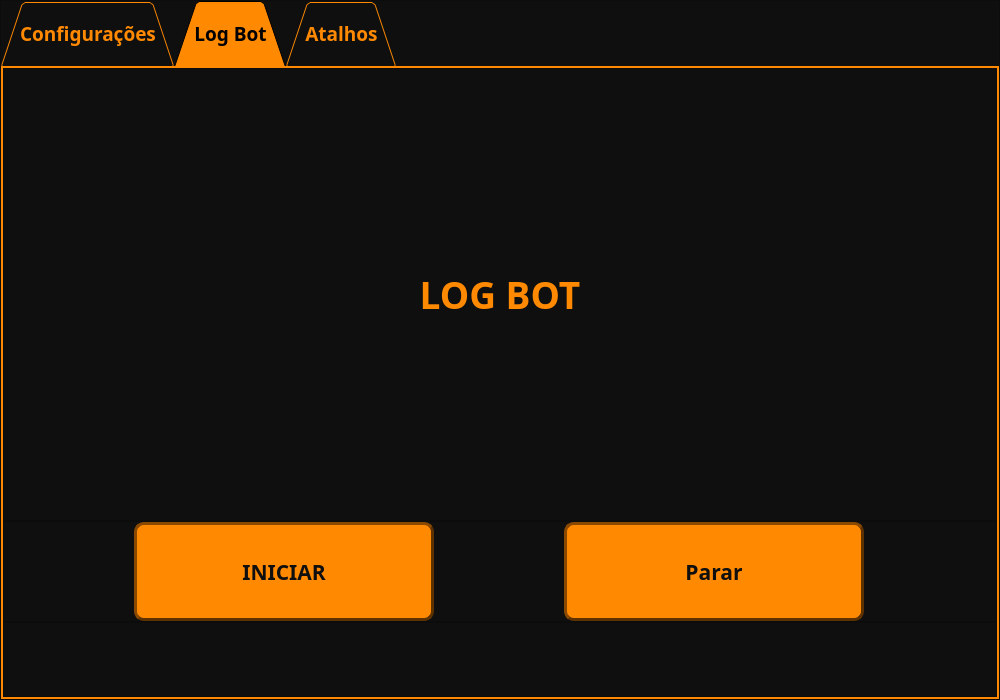
This is src/views/ps_view_2.ui in AlissonTxD/Prime-Survivor-2 as Qt 5 draws it before an edit. The edited form follows.
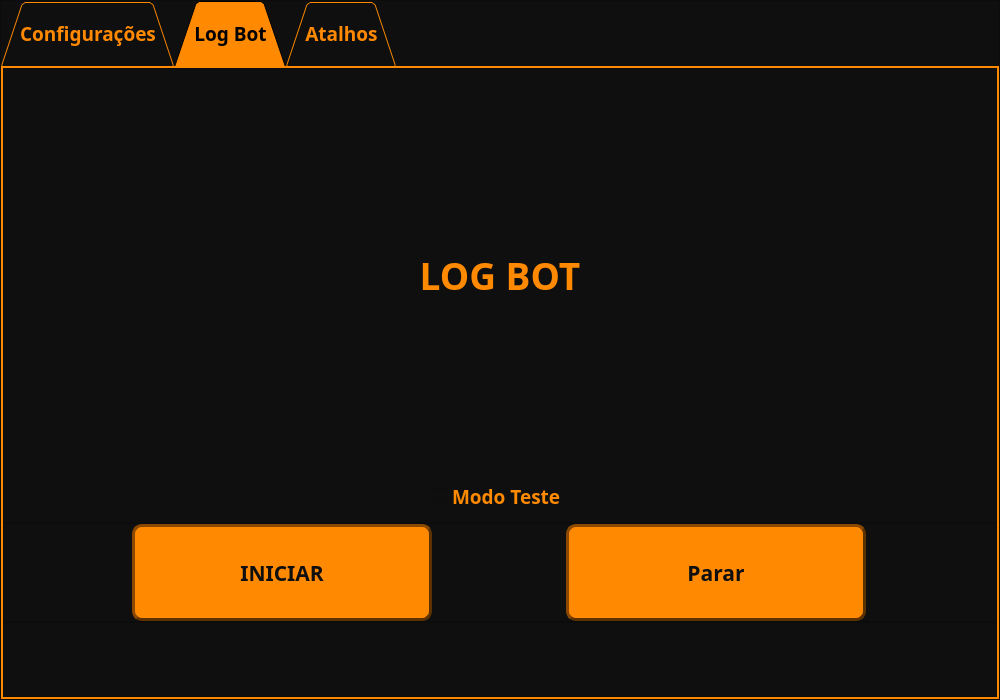
This is the edited form. The open tabs and pages were chosen to show the change. Icons and pictures are not drawn.

Commit message: Add test mode functionality to LogBot; update LogBotModel to handle test mode events; modify MainController to manage test mode checkbox; enhance MainWindow with test mode checkbox integration.

```diff
--- a/src/views/ps_view_2.ui
+++ b/src/views/ps_view_2.ui
@@ -600,23 +600,14 @@
               <enum>QFrame::Raised</enum>
              </property>
              <layout class="QVBoxLayout" name="verticalLayout_2">
-              <property name="spacing">
-               <number>0</number>
-              </property>
-              <property name="leftMargin">
-               <number>0</number>
-              </property>
-              <property name="topMargin">
-               <number>0</number>
-              </property>
-              <property name="rightMargin">
-               <number>0</number>
-              </property>
-              <property name="bottomMargin">
-               <number>0</number>
-              </property>
               <item>
                <widget class="QLabel" name="label">
+                <property name="minimumSize">
+                 <size>
+                  <width>0</width>
+                  <height>396</height>
+                 </size>
+                </property>
                 <property name="font">
                  <font>
                   <family>Arial Black</family>
@@ -634,6 +625,52 @@
                 </property>
                </widget>
               </item>
+              <item alignment="Qt::AlignHCenter">
+               <widget class="QCheckBox" name="checkbox_test_mode">
+                <property name="sizePolicy">
+                 <sizepolicy hsizetype="Maximum" vsizetype="Fixed">
+                  <horstretch>0</horstretch>
+                  <verstretch>0</verstretch>
+                 </sizepolicy>
+                </property>
+                <property name="minimumSize">
+                 <size>
+                  <width>0</width>
+                  <height>0</height>
+                 </size>
+                </property>
+                <property name="maximumSize">
+                 <size>
+                  <width>16777215</width>
+                  <height>16777215</height>
+                 </size>
+                </property>
+                <property name="font">
+                 <font>
+                  <family>Arial Black</family>
+                  <pointsize>14</pointsize>
+                  <weight>75</weight>
+                  <bold>true</bold>
+                 </font>
+                </property>
+                <property name="layoutDirection">
+                 <enum>Qt::LeftToRight</enum>
+                </property>
+                <property name="styleSheet">
+                 <string notr="true">color: rgb(255, 137, 1);
+</string>
+                </property>
+                <property name="text">
+                 <string>Modo Teste</string>
+                </property>
+                <property name="checked">
+                 <bool>false</bool>
+                </property>
+                <property name="tristate">
+                 <bool>false</bool>
+                </property>
+               </widget>
+              </item>
              </layout>
             </widget>
            </item>
@@ -651,10 +688,7 @@
              <property name="frameShadow">
               <enum>QFrame::Raised</enum>
              </property>
-             <layout class="QHBoxLayout" name="horizontalLayout_3">
-              <property name="spacing">
-               <number>0</number>
-              </property>
+             <layout class="QGridLayout" name="gridLayout_3">
               <property name="leftMargin">
                <number>0</number>
               </property>
@@ -667,7 +701,7 @@
               <property name="bottomMargin">
                <number>0</number>
               </property>
-              <item>
+              <item row="0" column="0">
                <widget class="QPushButton" name="btn_start_log_bot">
                 <property name="maximumSize">
                  <size>
@@ -715,7 +749,7 @@
                 </property>
                </widget>
               </item>
-              <item>
+              <item row="0" column="1">
                <widget class="QPushButton" name="btn_stop_log_bot">
                 <property name="maximumSize">
                  <size>
```
Left out of the diff: 17 changed lines with no effect on the pictures. The commit also changes 6 other files.
